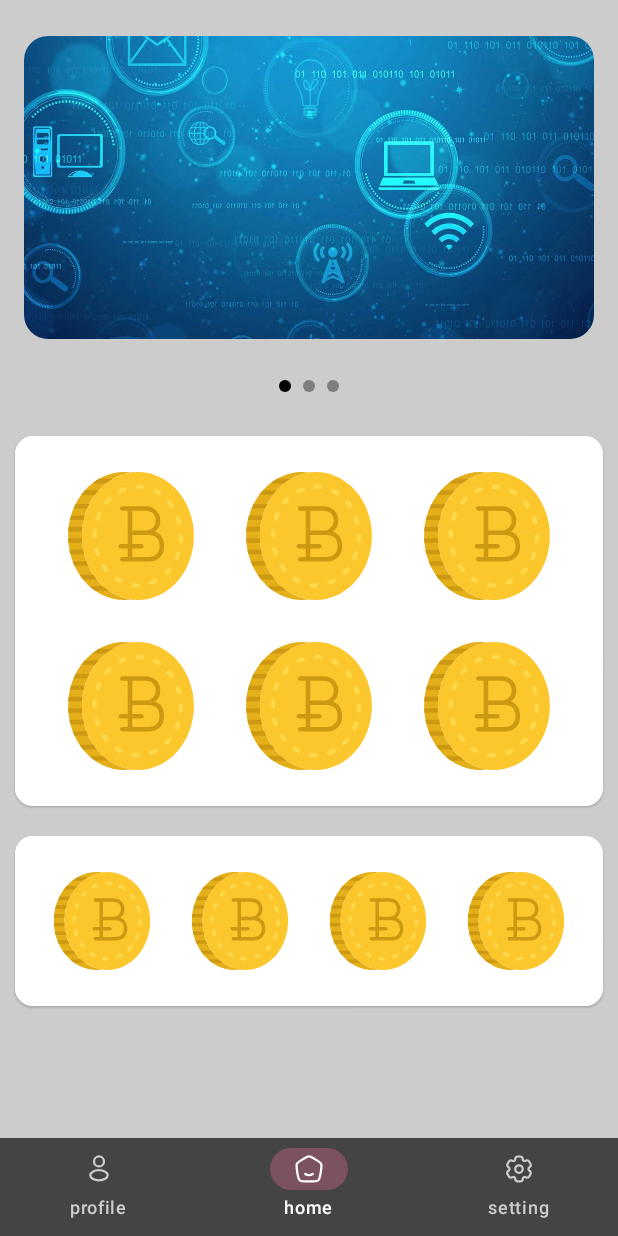
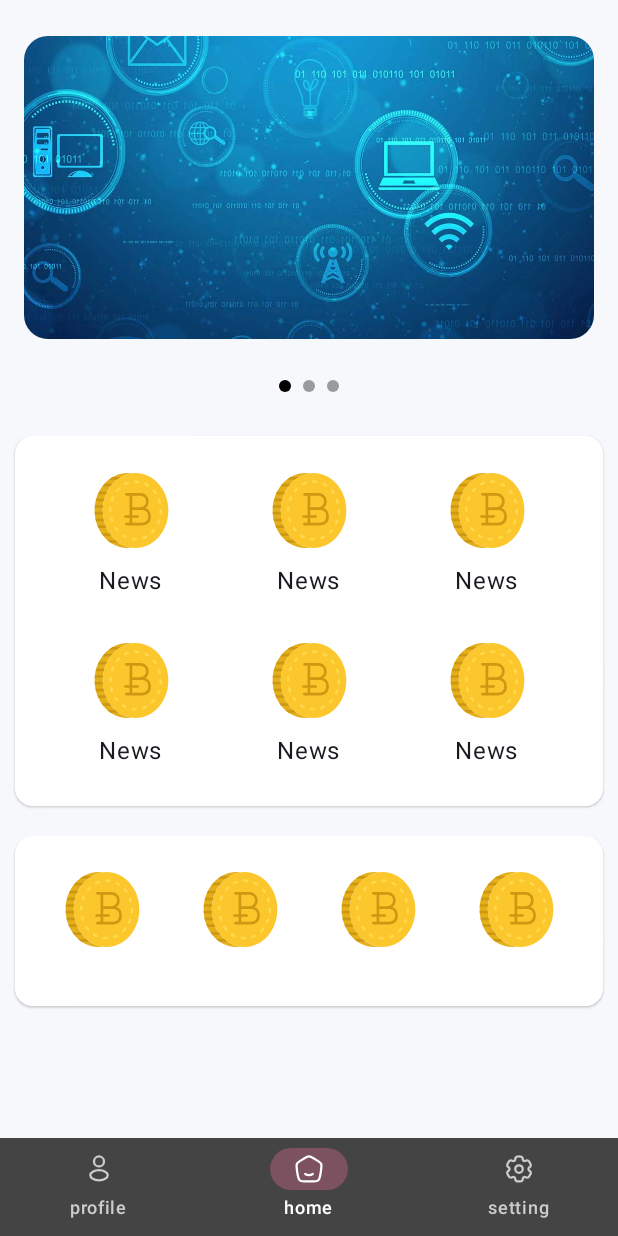
Before and after one commit to Behnam12872/Task_Irisa, an Android app built with Jetpack Compose: the HomeScreen screen opened through its navigation route, on a phone screen of 412 x 824 dp. Run offline under Robolectric (Android 15) with nearby library versions, the phone set to English and light mode, and no system bars; our stand-ins replace accompanist.

```diff
--- a/app/src/main/java/com/example/myapplication/data/model/CardInformation.kt
+++ b/app/src/main/java/com/example/myapplication/data/model/CardInformation.kt
@@ -8,16 +8,16 @@ data class CardInformation(
     val appScreen: AppScreen
 )
 val cardInformation= listOf(
-    CardInformation("Weather", R.drawable.ic_coin,AppScreen.NewsScreen),
-    CardInformation("Weather", R.drawable.ic_coin,AppScreen.NewsScreen),
-    CardInformation("Weather", R.drawable.ic_coin,AppScreen.NewsScreen),
-    CardInformation("Weather", R.drawable.ic_coin,AppScreen.NewsScreen),
-    CardInformation("Weather", R.drawable.ic_coin,AppScreen.NewsScreen),
-    CardInformation("Weather", R.drawable.ic_coin,AppScreen.NewsScreen),
+    CardInformation("News", R.drawable.ic_coin,AppScreen.NewsScreen),
+    CardInformation("News", R.drawable.ic_coin,AppScreen.NewsScreen),
+    CardInformation("News", R.drawable.ic_coin,AppScreen.NewsScreen),
+    CardInformation("News", R.drawable.ic_coin,AppScreen.NewsScreen),
+    CardInformation("News", R.drawable.ic_coin,AppScreen.NewsScreen),
+    CardInformation("News", R.drawable.ic_coin,AppScreen.NewsScreen),
 )
 val cardInformation2= listOf(
-    CardInformation("Weather", R.drawable.ic_coin,AppScreen.NewsScreen),
-    CardInformation("Weather", R.drawable.ic_coin,AppScreen.NewsScreen),
-    CardInformation("Weather", R.drawable.ic_coin,AppScreen.NewsScreen),
-    CardInformation("Weather", R.drawable.ic_coin,AppScreen.NewsScreen),
+    CardInformation("News", R.drawable.ic_coin,AppScreen.NewsScreen),
+    CardInformation("News", R.drawable.ic_coin,AppScreen.NewsScreen),
+    CardInformation("News", R.drawable.ic_coin,AppScreen.NewsScreen),
+    CardInformation("News", R.drawable.ic_coin,AppScreen.NewsScreen),
 )
--- a/app/src/main/java/com/example/myapplication/ui/components/CustomCard.kt
+++ b/app/src/main/java/com/example/myapplication/ui/components/CustomCard.kt
@@ -35,6 +35,7 @@ fun CustomCard(cardInformation: CardInformation, navController: NavController, s
             modifier = Modifier.fillMaxSize()
         ) {
             Icon(
+                modifier = Modifier.size(50.dp),
                 painter = painterResource(id = cardInformation.icon),
                 contentDescription = null,
                 tint = Color.Unspecified
--- a/app/src/main/java/com/example/myapplication/ui/screen/HomeScreen.kt
+++ b/app/src/main/java/com/example/myapplication/ui/screen/HomeScreen.kt
@@ -30,6 +30,7 @@ import com.example.myapplication.data.model.cardInformation
 import com.example.myapplication.data.model.cardInformation2
 import com.example.myapplication.data.model.imageSlider
 import com.example.myapplication.ui.components.CustomCard
+import com.example.myapplication.ui.theme.Gray1
 import com.google.accompanist.pager.ExperimentalPagerApi
 import com.google.accompanist.pager.HorizontalPager
 import com.google.accompanist.pager.HorizontalPagerIndicator
@@ -42,7 +43,7 @@ fun HomeScreen(navController: NavHostController) {
     Column(
         horizontalAlignment = Alignment.CenterHorizontally,
         modifier = Modifier
-            .background(color = Color.LightGray)
+            .background(color = Gray1)
             .fillMaxSize()
     ) {
         ImageSlider()
@@ -58,7 +59,7 @@ fun ImageSlider() {
     val pagerState = rememberPagerState(initialPage = 0)
     Column(
         modifier = Modifier
-            .background(color = Color.LightGray)
+            .background(color = Gray1)
     ) {
         HorizontalPager(
             count = imageSlider.size,
--- a/app/src/main/java/com/example/myapplication/ui/screen/LoginScreen.kt
+++ b/app/src/main/java/com/example/myapplication/ui/screen/LoginScreen.kt
@@ -46,7 +46,6 @@ import com.example.myapplication.data.model.AppScreen
 
 @Composable
 fun LoginScreen(navController: NavController) {
-    Box {
     Box(
         modifier = Modifier
             .fillMaxSize()
@@ -58,7 +57,6 @@ fun LoginScreen(navController: NavController) {
     ) {
         IconApp()
         MainCardView(navController)
-        }
     }
 }
 
@@ -73,6 +71,7 @@ fun IconApp() {
         contentDescription = null
     )
 }
+
 @Composable
 fun MainCardView(navigation: NavController) {
     var username by remember { mutableStateOf("") }
@@ -127,6 +126,7 @@ fun MainCardView(navigation: NavController) {
         }
     }
 }
+
 @Composable
 fun UsernameTextField(username: String, onUsernameChanges: (String) -> Unit) {
     OutlinedTextField(
--- /dev/null
+++ b/app/src/main/java/com/example/myapplication/util/Constance.kt
@@ -0,0 +1,5 @@
+package com.example.myapplication.util
+
+const val API_KEY = "api_key"
+const val API_TOKEN = "10f2aae4d4169c6f87b3a4c13683bdbe0cecf5f95a6cbd34b72b55d39209c9c4"
+const val BASE_URL = "https://min-api.cryptocompare.com/data/v2/news/?lang=EN"
```
Also changed, not shown: app/src/main/java/com/example/myapplication/data/model/NewsResponse.kt (added, +41 -0 lines), app/src/main/java/com/example/myapplication/data/remote/ApiService.kt (added, +54 -0 lines), app/src/main/java/com/example/myapplication/data/remote/ApiServiceImpl.kt (added, +33 -0 lines). Lines whose indentation alone changed are shown as unchanged.
